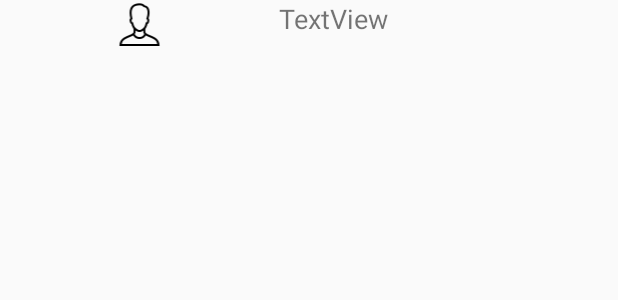
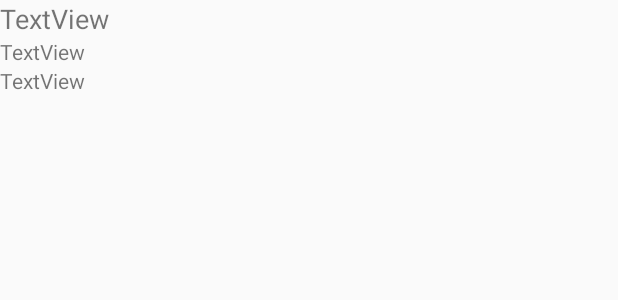
Before and after one commit to vilmarferreira/Triagem-AVC, an Android app: the layout celula_adapter.xml on its own in the app's theme, with its tools: preview values and no code run, on a phone screen of 412 x 824 dp. Shown: the top 300 px of the screen. Run offline under Robolectric (Android 15) with nearby library versions, the phone set to English and light mode, and no system bars.

```diff
--- a/Android/TriagemAVC/app/build.gradle
+++ b/Android/TriagemAVC/app/build.gradle
@@ -26,10 +26,12 @@ dependencies {
     implementation 'com.android.support:support-v4:27.1.1'
     implementation 'com.google.firebase:firebase-messaging:11.8.0'
     implementation 'com.google.firebase:firebase-database:11.8.0'
-    implementation 'com.google.android.gms:play-services-maps:15.0.0'
+    implementation 'com.google.android.gms:play-services-maps:11.8.0'
     testImplementation 'junit:junit:4.12'
     androidTestImplementation 'com.android.support.test:runner:1.0.2'
     androidTestImplementation 'com.android.support.test.espresso:espresso-core:3.0.2'
+    compile 'com.google.code.gson:gson:2.8.2'
+    compile 'com.squareup.okhttp3:okhttp:3.9.0'
 }
 
 apply plugin: 'com.google.gms.google-services'
--- a/Android/TriagemAVC/app/src/debug/res/values/google_maps_api.xml
+++ b/Android/TriagemAVC/app/src/debug/res/values/google_maps_api.xml
@@ -20,5 +20,5 @@
     Once you have your key (it starts with "AIza"), replace the "google_maps_key"
     string in this file.
     -->
-    <string name="google_maps_key" templateMergeStrategy="preserve" translatable="false">AIzaSyAAyfJr1H5wbBHvyXySJYTPc-uEnbhBEO0</string>
+    <string name="google_maps_key" templateMergeStrategy="preserve" translatable="false">AIzaSyDd7ThsoHljB2jGq61QsUhnvsbBR-d4H2U</string>
 </resources>
--- a/Android/TriagemAVC/app/src/main/res/layout/celula_adapter.xml
+++ b/Android/TriagemAVC/app/src/main/res/layout/celula_adapter.xml
@@ -2,20 +2,28 @@
 <LinearLayout xmlns:android="http://schemas.android.com/apk/res/android"
     xmlns:app="http://schemas.android.com/apk/res-auto"
     android:layout_width="match_parent"
-    android:layout_height="wrap_content">
-
-    <ImageView
-        android:id="@+id/imageView"
-        android:layout_width="wrap_content"
-        android:layout_height="wrap_content"
-        android:layout_weight="1"
-        app:srcCompat="@mipmap/iconscontatos" />
+    android:layout_height="wrap_content"
+    android:orientation="vertical">
 
     <TextView
-        android:id="@+id/textView2"
+        android:id="@+id/txtnome"
         android:layout_width="wrap_content"
         android:layout_height="match_parent"
         android:layout_weight="1"
         android:text="TextView"
         android:textSize="18sp" />
+
+    <TextView
+        android:id="@+id/txtLat"
+        android:layout_width="match_parent"
+        android:layout_height="wrap_content"
+        android:layout_weight="1"
+        android:text="TextView" />
+
+    <TextView
+        android:id="@+id/txtLong"
+        android:layout_width="match_parent"
+        android:layout_height="wrap_content"
+        android:layout_weight="1"
+        android:text="TextView" />
 </LinearLayout>
--- /dev/null
+++ b/Android/TriagemAVC/app/src/main/res/values/ids.xml
@@ -0,0 +1,4 @@
+<?xml version="1.0" encoding="utf-8"?>
+<resources>
+    <item name="map" type="id">maps</item>
+</resources>
```
Also changed, not shown: Android/TriagemAVC/app/src/main/java/com/example/vilmarferreira/triagem_avc/BlankFragment.java (added, +29 -0 lines), Android/TriagemAVC/app/src/main/java/com/example/vilmarferreira/triagem_avc/DownloadConteudo.java (added, +59 -0 lines), Android/TriagemAVC/app/src/main/java/com/example/vilmarferreira/triagem_avc/MapsActivity.java (+15 -8 lines), Android/TriagemAVC/app/src/main/java/com/example/vilmarferreira/triagem_avc/TelaPrincipal.java (+27 -0 lines), Android/TriagemAVC/app/src/main/java/com/example/vilmarferreira/triagem_avc/adapter.java (added, +67 -0 lines), Android/TriagemAVC/app/src/main/java/com/example/vilmarferreira/triagem_avc/listar.java (added, +34 -0 lines), Android/TriagemAVC/app/src/main/java/com/example/vilmarferreira/triagem_avc/model/model.java (added, +49 -0 lines), Android/TriagemAVC/app/src/main/res/layout/fragment_blank.xml (added, +18 -0 lines), Android/TriagemAVC/app/src/main/res/layout/fragment_blank_fragment2.xml (added, +14 -0 lines), Android/TriagemAVC/app/src/main/res/layout/fragment_listar.xml (added, +19 -0 lines), 1 other file.
